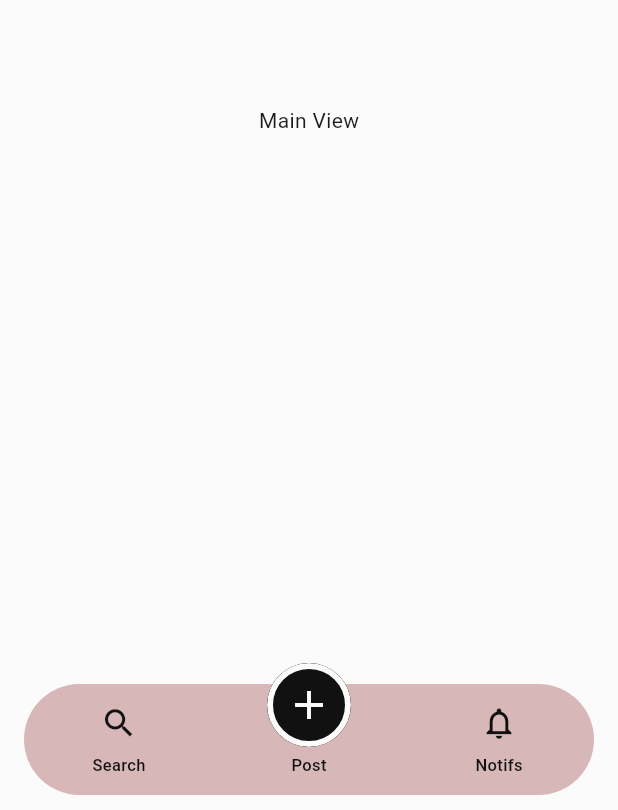
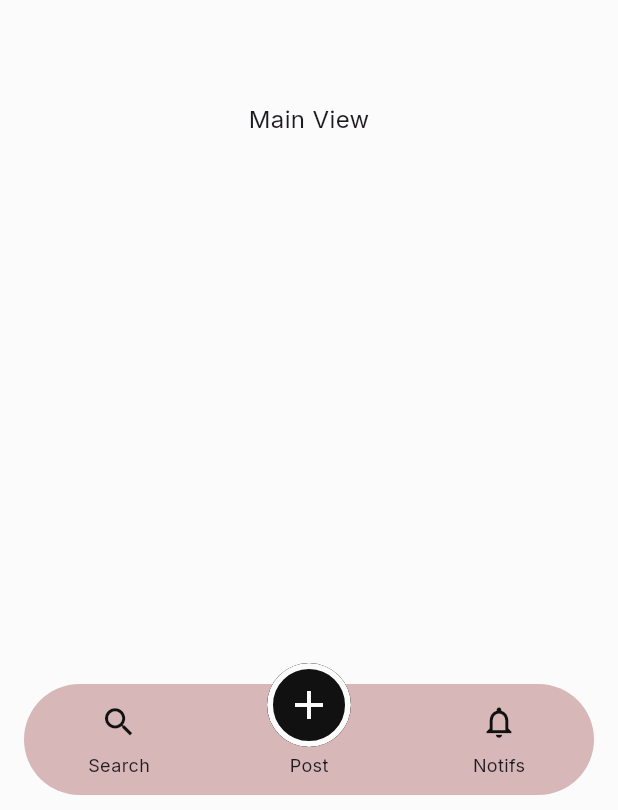
Before and after one commit to NasaboyZ/Regelm-ssig, a Flutter app: the screen it shows after launch, on a phone screen of 412 x 824 dp. Shown: the part 423-1233 px from the top of the screen. Run offline on Flutter 3.47's test engine with Material 3 defaults, Android fonts, the phone set to English and light mode, and no system bars; our stand-ins replace google_fonts.

Commit message:
S0-3:Chore:implemented global Typography

```diff
--- a/lib/theme/app_colors.dart
+++ b/lib/theme/app_colors.dart
@@ -1,4 +1,5 @@
 import 'package:flutter/material.dart';
+import 'package:google_fonts/google_fonts.dart';
 
 class AppColors {
   AppColors._();
@@ -15,3 +16,23 @@ class AppColors {
     1.0,
   );
 }
+
+class AppTypography {
+  AppTypography._();
+  static final TextStyle title = GoogleFonts.inter(
+    fontSize: 28,
+    fontWeight: FontWeight.w700,
+  );
+  static final TextStyle splashScreen = GoogleFonts.bricolageGrotesque(
+    fontSize: 48,
+    fontWeight: FontWeight.w700,
+  );
+  static final TextStyle body = GoogleFonts.inter(
+    fontSize: 16,
+    fontWeight: FontWeight.w400,
+  );
+  static final TextStyle nav = GoogleFonts.inter(
+    fontSize: 12,
+    fontWeight: FontWeight.w400,
+  );
+}
--- a/lib/views/main_view.dart
+++ b/lib/views/main_view.dart
@@ -1,6 +1,7 @@
 import 'package:flutter/material.dart';
 
 import '../widgets/bottom_navigation_bar.dart';
+import '../theme/app_colors.dart';
 
 class MainView extends StatelessWidget {
   const MainView({super.key});
@@ -8,7 +9,7 @@ class MainView extends StatelessWidget {
   @override
   Widget build(BuildContext context) {
     return Scaffold(
-      body: const Center(child: Text('Main View')),
+      body: Center(child: Text('Main View', style: AppTypography.body)),
       bottomNavigationBar: AppBottomNavigationBar(
         onSearch: () {
           // Handle search action
--- a/lib/widgets/bottom_navigation_bar.dart
+++ b/lib/widgets/bottom_navigation_bar.dart
@@ -113,14 +113,7 @@ class _NavigationItem extends StatelessWidget {
                   : Icon(icon, size: 25, color: AppColors.fontColor),
             ),
             const SizedBox(height: 6),
-            Text(
-              label,
-              style: const TextStyle(
-                color: AppColors.fontColor,
-                fontSize: 11,
-                fontWeight: FontWeight.w500,
-              ),
-            ),
+            Text(label, style: AppTypography.nav),
           ],
         ),
       ),
--- a/pubspec.yaml
+++ b/pubspec.yaml
@@ -40,6 +40,7 @@ dependencies:
   cryptography: ^2.9.0
   get_it: ^9.2.1
   mobile_scanner: ^7.4.1
+  google_fonts: ^8.2.1
 
 dev_dependencies:
   flutter_test:
```
Also changed, not shown: pubspec.lock, 1 other file.
